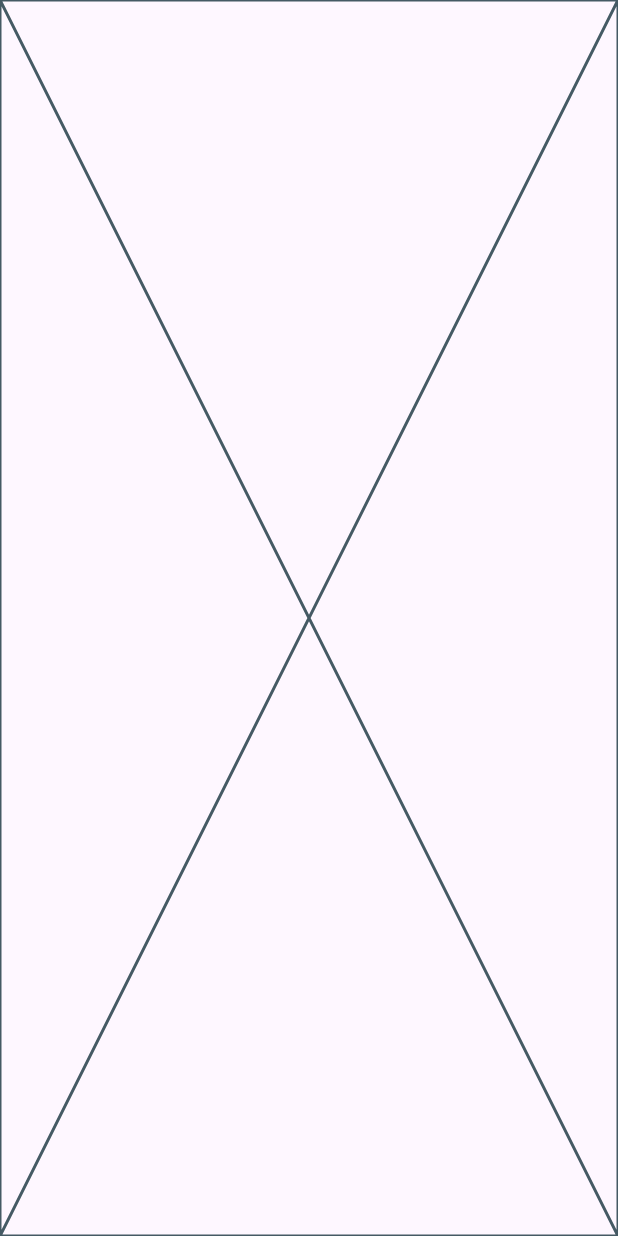
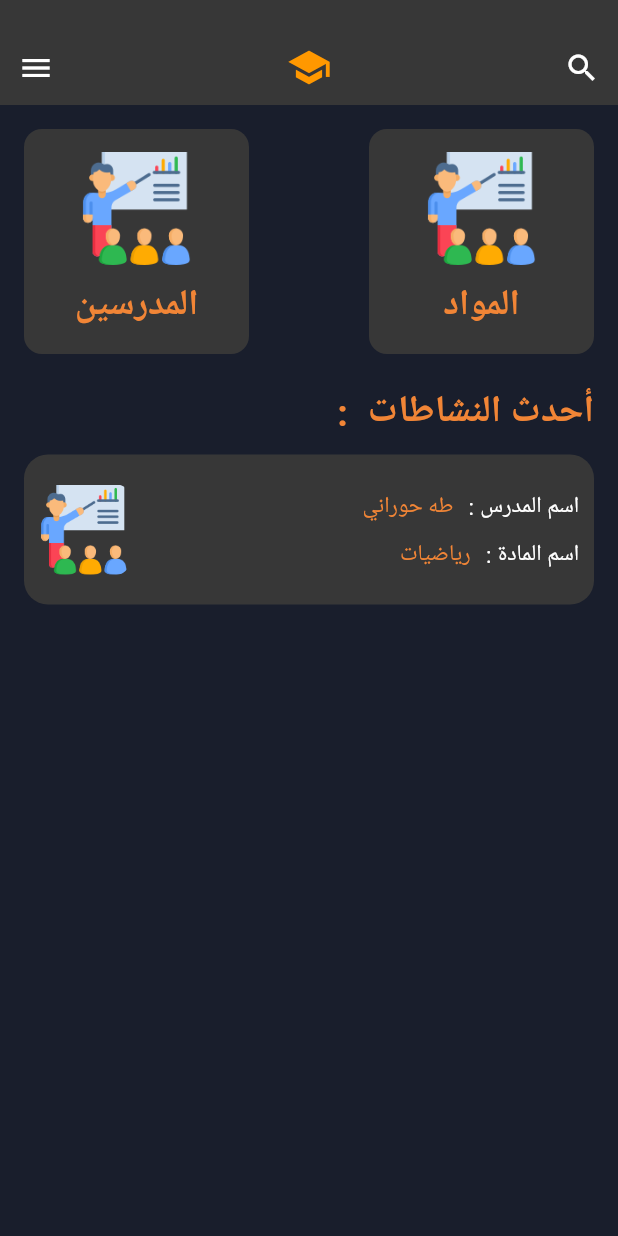
Before and after one commit to tnttasata/tasata, a Flutter app: the screen it shows after launch, on a phone screen of 412 x 824 dp. Run offline on Flutter 3.47's test engine with Material 3 defaults, Android fonts, the phone set to English and light mode, and no system bars.

Commit message:
تم اضافة صفحة الرئيسية وتم اضافة صورة واضافة ملف ثوابت وتم اضافة ملف الخطوط وتم اضافة custom app bar

```diff
--- /dev/null
+++ b/tasata/lib/const.dart
@@ -0,0 +1,4 @@
+import 'package:flutter/material.dart';
+
+const kOrangeColor = Color(0xffF18536);
+const kAshenColor = Color(0xff373737);
--- /dev/null
+++ b/tasata/lib/fonts/font_style.dart
@@ -0,0 +1,11 @@
+import 'package:flutter/material.dart';
+import 'package:tasata/const.dart';
+
+class FontStyleApp {
+  static const textStyleOrange15 = TextStyle(
+      fontWeight: FontWeight.normal, fontSize: 15, color: kOrangeColor);
+  static const textStyleOrangeBold25 =
+      TextStyle(fontWeight: FontWeight.bold, fontSize: 25, color: kOrangeColor);
+  static const textStylewite15 = TextStyle(
+      fontWeight: FontWeight.normal, fontSize: 15, color: Colors.white);
+}
--- a/tasata/lib/main.dart
+++ b/tasata/lib/main.dart
@@ -11,7 +11,6 @@ class Albayan extends StatelessWidget {
   @override
   Widget build(BuildContext context) {
     return const MaterialApp(
-      home: Scaffold(body: HomeView()),
-    );
+        debugShowCheckedModeBanner: false, home: HomeView());
   }
 }
--- a/tasata/lib/views/homa_view.dart
+++ b/tasata/lib/views/homa_view.dart
@@ -1,10 +1,43 @@
 import 'package:flutter/material.dart';
+import 'package:tasata/fonts/font_style.dart';
+import 'package:tasata/widgets/appBar/custom_app_bar.dart';
+import 'package:tasata/widgets/home_screen/build_teacher_card.dart';
+import 'package:tasata/widgets/home_screen/main_categories_section.dart';
 
 class HomeView extends StatelessWidget {
   const HomeView({super.key});
 
   @override
   Widget build(BuildContext context) {
-    return const Placeholder();
+    return Scaffold(
+      appBar: CustomAppBar(),
+      backgroundColor: const Color(0xFF191E2C),
+      body: const Padding(
+        padding: EdgeInsets.all(16.0),
+        child: Column(
+          crossAxisAlignment: CrossAxisAlignment.end,
+          children: [
+            Row(
+              mainAxisAlignment: MainAxisAlignment.spaceBetween,
+              children: [
+                MainCategoriesSection(
+                  image: 'lib/assets/مدرسين.png',
+                  label: 'المدرسين',
+                ),
+                MainCategoriesSection(
+                  image: 'lib/assets/مدرسين.png',
+                  label: 'المواد',
+                ),
+              ],
+            ),
+            SizedBox(height: 20),
+            Text(' :  أحدث النشاطات',
+                style: FontStyleApp.textStyleOrangeBold25),
+            SizedBox(height: 10),
+            BuildTeacherCard()
+          ],
+        ),
+      ),
+    );
   }
 }
--- /dev/null
+++ b/tasata/lib/widgets/appBar/custom_app_bar.dart
@@ -0,0 +1,49 @@
+import 'package:flutter/material.dart';
+
+class CustomAppBar extends StatelessWidget implements PreferredSizeWidget {
+  @override
+  final Size preferredSize;
+
+  CustomAppBar()
+      : preferredSize = const Size.fromHeight(70), // ارتفاع AppBar
+        super();
+
+  @override
+  Widget build(BuildContext context) {
+    return Container(
+      color: const Color(0xff373737), // لون الخلفية
+      padding: const EdgeInsets.only(top: 20), // للتعامل مع ارتفاع شريط الحالة
+      child: Row(
+        mainAxisAlignment: MainAxisAlignment.spaceBetween,
+        children: [
+          // Leading (زر القائمة)
+          IconButton(
+            icon: const Icon(Icons.menu, color: Colors.white),
+            onPressed: () {
+              // يمكنك إضافة إجراء هنا
+            },
+          ),
+
+          // Title (الأيقونة في المنتصف)
+          const Expanded(
+            child: Center(
+              child: Icon(
+                Icons.school,
+                color: Colors.orange,
+                size: 30,
+              ),
+            ),
+          ),
+
+          // Actions (زر البحث)
+          IconButton(
+            icon: const Icon(Icons.search, color: Colors.white),
+            onPressed: () {
+              // إجراء البحث
+            },
+          ),
+        ],
+      ),
+    );
+  }
+}
--- /dev/null
+++ b/tasata/lib/widgets/home_screen/build_teacher_card.dart
@@ -0,0 +1,77 @@
+import 'package:flutter/material.dart';
+import 'package:tasata/const.dart';
+import 'package:tasata/fonts/font_style.dart';
+
+class BuildTeacherCard extends StatelessWidget {
+  const BuildTeacherCard({super.key});
+
+  @override
+  Widget build(BuildContext context) {
+    return Container(
+      width: double.infinity,
+      height: 100,
+      padding: const EdgeInsets.symmetric(horizontal: 10),
+      decoration: BoxDecoration(
+        borderRadius: BorderRadius.circular(16),
+        color: kAshenColor,
+      ),
+      child: Row(
+        mainAxisAlignment: MainAxisAlignment.spaceBetween,
+        children: [
+          ClipRRect(
+            borderRadius: BorderRadius.circular(8),
+            child: Image.asset(
+              'lib/assets/مدرسين.png',
+              width: 60, // عرض الصورة
+              height: 60, // ارتفاع الصورة
+              fit: BoxFit.cover,
+            ),
+          ),
+          const Expanded(
+            child: Column(
+              crossAxisAlignment: CrossAxisAlignment.end,
+              mainAxisAlignment: MainAxisAlignment.center,
+              children: [
+                Row(
+                  mainAxisAlignment: MainAxisAlignment.end,
+                  children: [
+                    Text(
+                      'طه حوراني',
+                      style: FontStyleApp.textStyleOrange15, // نص برتقالي
+                    ),
+                    SizedBox(
+                      width: 10,
+                    ),
+                    Text(
+                      ': اسم المدرس',
+                      style: FontStyleApp.textStylewite15, // نص أبيض
+                    ),
+                  ],
+                ),
+                SizedBox(
+                  height: 10,
+                ),
+                Row(
+                  mainAxisAlignment: MainAxisAlignment.end,
+                  children: [
+                    Text(
+                      'رياضيات',
+                      style: FontStyleApp.textStyleOrange15,
+                    ),
+                    SizedBox(
+                      width: 10,
+                    ),
+                    Text(
+                      ': اسم المادة',
+                      style: FontStyleApp.textStylewite15,
+                    ),
+                  ],
+                ),
+              ],
+            ),
+          ),
+        ],
+      ),
+    );
+  }
+}
--- /dev/null
+++ b/tasata/lib/widgets/home_screen/main_categories_section.dart
@@ -0,0 +1,41 @@
+import 'package:flutter/material.dart';
+import 'package:tasata/const.dart';
+
+//Container الموجود في الصفحة الرئيسة
+class MainCategoriesSection extends StatelessWidget {
+  const MainCategoriesSection(
+      {super.key, required this.label, required this.image});
+
+  final String label;
+  final String image;
+  @override
+  Widget build(BuildContext context) {
+    return Container(
+      width: 150,
+      height: 150,
+      decoration: BoxDecoration(
+        color: kAshenColor,
+        borderRadius: BorderRadius.circular(12),
+      ),
+      child: Column(
+        mainAxisAlignment: MainAxisAlignment.center,
+        children: [
+          Image.asset(
+            image,
+            width: 75,
+            height: 75,
+          ),
+          const SizedBox(height: 10),
+          Text(
+            label,
+            style: const TextStyle(
+              color: kOrangeColor,
+              fontSize: 24,
+              fontWeight: FontWeight.bold,
+            ),
+          ),
+        ],
+      ),
+    );
+  }
+}
--- a/tasata/pubspec.yaml
+++ b/tasata/pubspec.yaml
@@ -59,8 +59,8 @@ flutter:
   uses-material-design: true
 
   # To add assets to your application, add an assets section, like this:
-  # assets:
-  #   - images/a_dot_burr.jpeg
+  assets:
+    - lib/assets/
   #   - images/a_dot_ham.jpeg
 
   # An image asset can refer to one or more resolution-specific "variants", see
```
Also changed, not shown: tasata/lib/assets/مدرسين.png (added).
